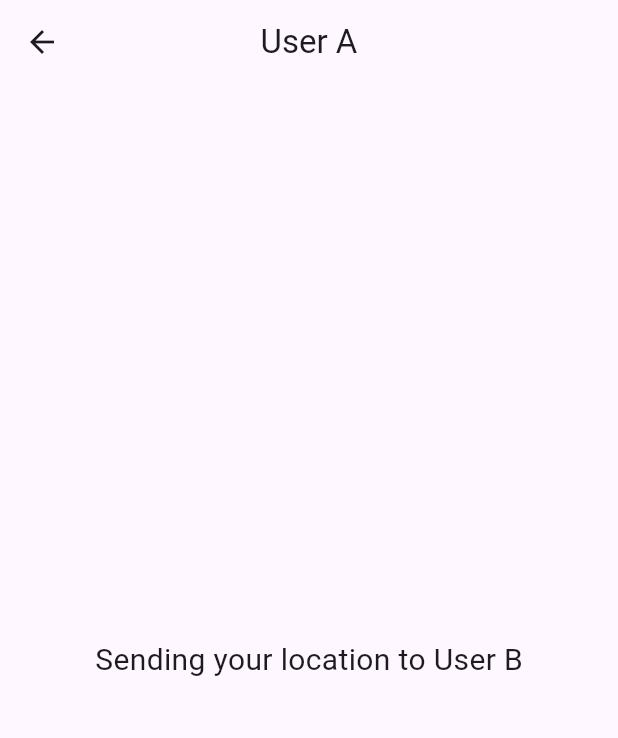
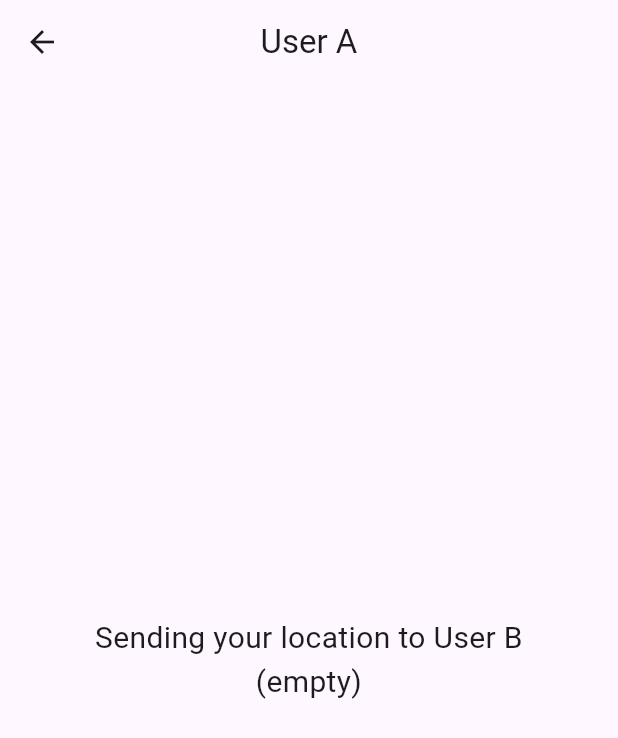
Before and after one commit to hatanvir/location_tracker, a Flutter app: the screen it shows after launch, after a tap on "Enter as User A", on a phone screen of 412 x 824 dp. Shown: the top 738 px of the screen. Run offline on Flutter 3.47's test engine with Material 3 defaults, Android fonts, the phone set to English and light mode, and no system bars; our stand-ins replace geolocator, get; missing offline and left inert: signalr_netcore.

Commit message:
Ui updated and comment added

```diff
--- a/lib/app/bindings/all_bindings.dart
+++ b/lib/app/bindings/all_bindings.dart
@@ -1,6 +1,7 @@
 import 'package:get/get.dart';
 import 'package:location_tracker/app/data/repository/connection_repo.dart';
 
+//binding all instance here
 class AllBindings extends Bindings{
   @override
   void dependencies() {
--- /dev/null
+++ b/lib/app/core/widgets/common_appbar.dart
@@ -0,0 +1,5 @@
+import 'package:flutter/cupertino.dart';
+import 'package:flutter/material.dart';
+
+AppBar customAppbar({required String title}) =>
+    AppBar(title: Text(title), centerTitle: true);
--- a/lib/app/modules/home/bindings/home_binding.dart
+++ b/lib/app/modules/home/bindings/home_binding.dart
@@ -2,6 +2,7 @@ import 'package:get/get.dart';
 
 import '../controllers/home_controller.dart';
 
+//home screen controller bindings
 class HomeBinding extends Bindings {
   @override
   void dependencies() {
--- a/lib/app/modules/home/controllers/home_controller.dart
+++ b/lib/app/modules/home/controllers/home_controller.dart
@@ -1,6 +1,8 @@
+import 'package:flutter/services.dart';
 import 'package:geolocator/geolocator.dart';
 import 'package:get/get.dart';
 
+///home screen controller
 class HomeController extends GetxController {
   @override
   void onInit() {
@@ -8,18 +10,23 @@ class HomeController extends GetxController {
     checkAndRequestLocationPermission();
   }
 
+  ///location runtime permission
   Future<void> checkAndRequestLocationPermission() async {
     LocationPermission permission = await Geolocator.checkPermission();
 
     if (permission == LocationPermission.denied) {
       permission = await Geolocator.requestPermission();
       if (permission == LocationPermission.denied) {
-        Get.back();
+        closeApp();
       }
     }
 
     if (permission == LocationPermission.deniedForever) {
-      Get.back();
+      closeApp();
     }
   }
+
+  void closeApp() {
+    SystemChannels.platform.invokeMethod('SystemNavigator.pop');
+  }
 }
--- a/lib/app/modules/home/views/home_view.dart
+++ b/lib/app/modules/home/views/home_view.dart
@@ -1,6 +1,7 @@
 import 'package:flutter/material.dart';
 
 import 'package:get/get.dart';
+import 'package:location_tracker/app/core/widgets/common_appbar.dart';
 import 'package:location_tracker/app/routes/app_pages.dart';
 
 import '../controllers/home_controller.dart';
@@ -11,9 +12,8 @@ class HomeView extends GetView<HomeController> {
   @override
   Widget build(BuildContext context) {
     return Scaffold(
-      appBar: AppBar(
-        title: const Text('Home'),
-        centerTitle: true,
+      appBar: customAppbar(
+        title: 'Home',
       ),
       body: Center(
         child: Column(
@@ -36,6 +36,7 @@ class HomeView extends GetView<HomeController> {
     );
   }
 
+  //common button
   Widget _customButton({required String text, required Function() onPress}) =>
       ElevatedButton(
           onPressed: onPress, child: Text(text));
--- a/lib/app/modules/user_a/bindings/user_a_binding.dart
+++ b/lib/app/modules/user_a/bindings/user_a_binding.dart
@@ -2,6 +2,7 @@ import 'package:get/get.dart';
 
 import '../controllers/user_a_controller.dart';
 
+///user screen controller bindings
 class UserABinding extends Bindings {
   @override
   void dependencies() {
--- a/lib/app/modules/user_a/controllers/user_a_controller.dart
+++ b/lib/app/modules/user_a/controllers/user_a_controller.dart
@@ -3,32 +3,35 @@ import 'dart:async';
 import 'package:geolocator/geolocator.dart';
 import 'package:get/get.dart';
 import 'package:location_tracker/app/data/repository/connection_repo.dart';
-import 'package:location_tracker/app/network/apis.dart';
-import 'package:signalr_netcore/hub_connection.dart';
-import 'package:signalr_netcore/hub_connection_builder.dart';
 
+///user a screen controller
 class UserAController extends GetxController {
   final ConnectionRepo _connectionRepo = Get.find();
-  StreamSubscription? geoListener;
+  StreamSubscription? _geoListener;
+  var currentLocation = 'empty'.obs;
+
   @override
   void onInit() {
     super.onInit();
     sendLatLon();
   }
 
+  ///on close to close all listeners and hub connection
   @override
   void onClose() {
-    _connectionRepo.dispose();
-    geoListener?.cancel();
+    _connectionRepo.stop();
+    _geoListener?.cancel();
     super.onClose();
   }
 
+  ///lat lon invoke operation
   void sendLatLon() {
-    geoListener = Geolocator.getPositionStream(
+    _geoListener = Geolocator.getPositionStream(
       locationSettings: const LocationSettings(accuracy: LocationAccuracy.high),
     ).listen((Position position) {
       final lat = position.latitude;
       final lon = position.longitude;
+      currentLocation.value = 'lat: $lat, lon: $lon';
       _connectionRepo.sendLotLon(lat, lon);
     });
   }
--- a/lib/app/modules/user_a/views/user_a_view.dart
+++ b/lib/app/modules/user_a/views/user_a_view.dart
@@ -2,21 +2,25 @@ import 'package:flutter/material.dart';
 
 import 'package:get/get.dart';
 
+import '../../../core/widgets/common_appbar.dart';
 import '../controllers/user_a_controller.dart';
 
 class UserAView extends GetView<UserAController> {
   const UserAView({Key? key}) : super(key: key);
+
   @override
   Widget build(BuildContext context) {
     return Scaffold(
-      appBar: AppBar(
-        title: const Text('User A'),
-        centerTitle: true,
+      appBar: customAppbar(
+        title: 'User A',
       ),
-      body: const Center(
-        child: Text(
-          'Sending your location to User B',
-          style: TextStyle(fontSize: 20),
+      body: Center(
+        child: Obx(
+          () => Text(
+            'Sending your location to User B\n(${controller.currentLocation.value})',
+            style: const TextStyle(fontSize: 20),
+            textAlign: TextAlign.center,
+          ),
         ),
       ),
     );
--- a/lib/app/modules/user_b/bindings/user_b_binding.dart
+++ b/lib/app/modules/user_b/bindings/user_b_binding.dart
@@ -2,6 +2,7 @@ import 'package:get/get.dart';
 
 import '../controllers/user_b_controller.dart';
 
+///user b screen bindings
 class UserBBinding extends Bindings {
   @override
   void dependencies() {
--- a/lib/app/modules/user_b/controllers/user_b_controller.dart
+++ b/lib/app/modules/user_b/controllers/user_b_controller.dart
@@ -15,7 +15,7 @@ class UserBController extends GetxController {
   @override
   void onClose() {
     super.onClose();
-    _connectionRepo.dispose();
+    _connectionRepo.stop();
   }
 
   void getLatLon() {
--- a/lib/app/modules/user_b/views/user_b_view.dart
+++ b/lib/app/modules/user_b/views/user_b_view.dart
@@ -2,6 +2,7 @@ import 'package:flutter/material.dart';
 
 import 'package:get/get.dart';
 
+import '../../../core/widgets/common_appbar.dart';
 import '../controllers/user_b_controller.dart';
 
 class UserBView extends GetView<UserBController> {
@@ -10,9 +11,8 @@ class UserBView extends GetView<UserBController> {
   @override
   Widget build(BuildContext context) {
     return Scaffold(
-      appBar: AppBar(
-        title: const Text('User B'),
-        centerTitle: true,
+      appBar: customAppbar(
+        title: 'User B',
       ),
       body: Center(
         child: Obx(
--- a/lib/main.dart
+++ b/lib/main.dart
@@ -8,7 +8,7 @@ import 'app/routes/app_pages.dart';
 void main() {
   runApp(
     GetMaterialApp(
-      title: "Application",
+      title: "Location Tracker",
       initialRoute: AppPages.INITIAL,
       getPages: AppPages.routes,
       initialBinding: AllBindings(),
```
Also changed, not shown: lib/app/data/repository/connection_repo.dart (+2 -5 lines).
